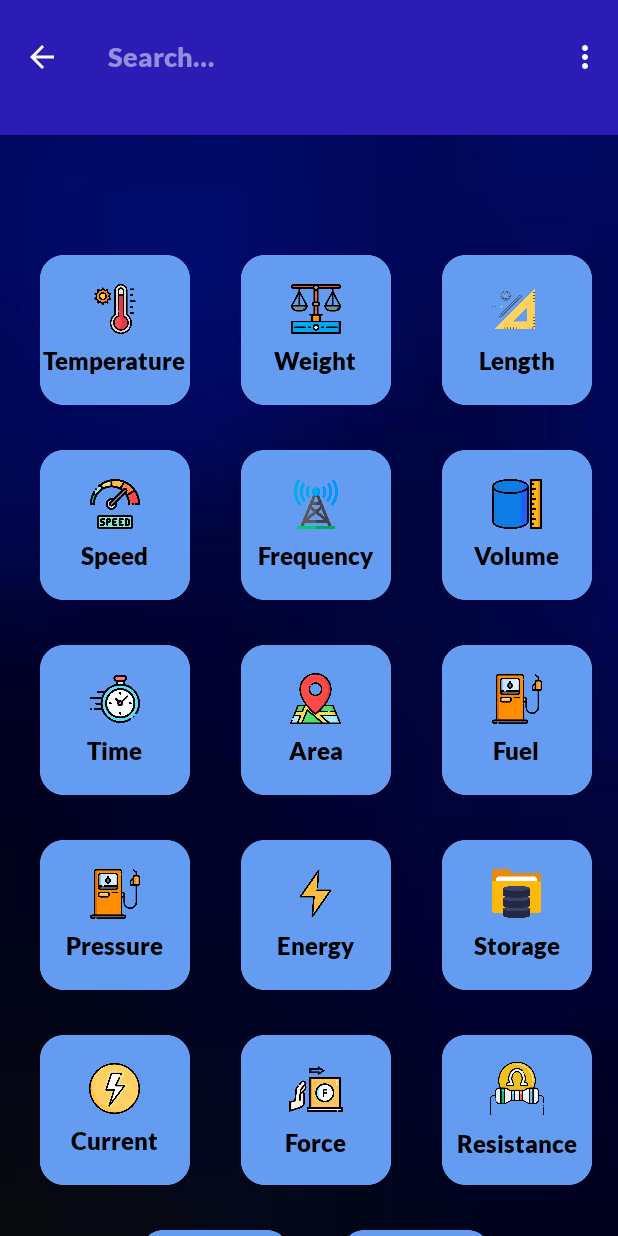
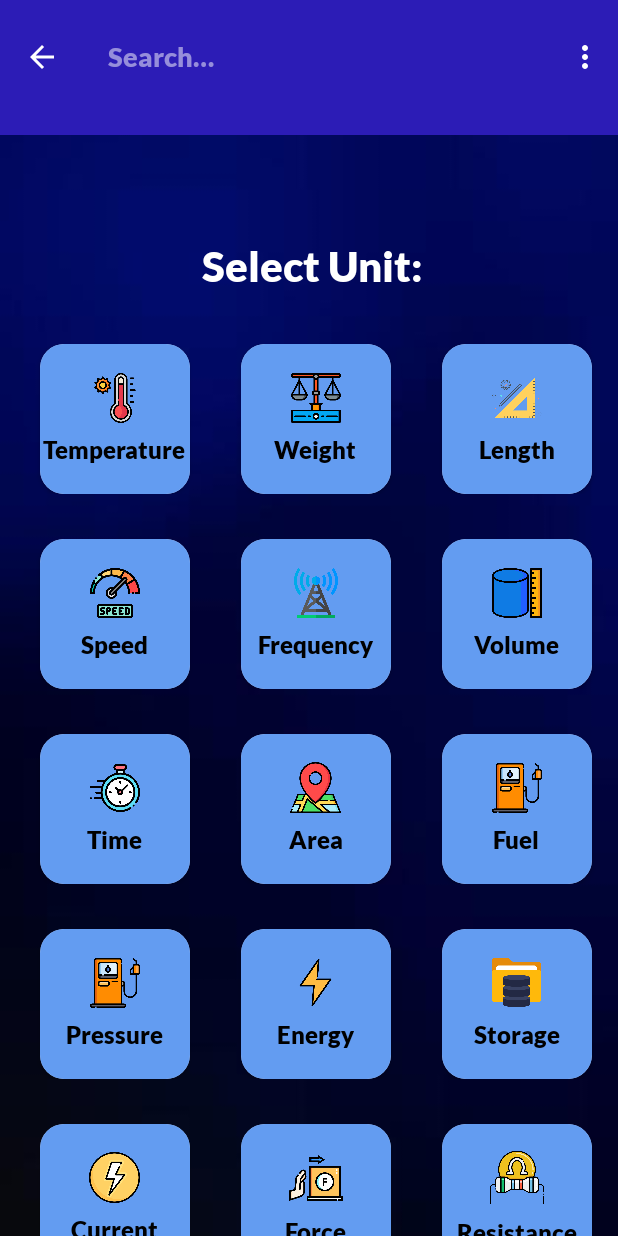
Before and after one commit to VighneshDevHub/Unit-Converter-App, an Android app: the screen it shows after launch (MainActivity), after a tap on "Search", on a phone screen of 412 x 824 dp. Run offline under Robolectric (Android 15) with nearby library versions, the light colour scheme and no system bars.

Commit message:
change updated

```diff
--- a/UnitConverter/app/src/main/res/layout/activity_main.xml
+++ b/UnitConverter/app/src/main/res/layout/activity_main.xml
@@ -28,13 +28,23 @@
         android:layout_below="@id/toolbar">
 
 
+
         <LinearLayout
             android:layout_width="match_parent"
             android:layout_height="wrap_content"
-            android:layout_marginTop="60dp"
+            android:layout_marginTop="70dp"
             android:gravity="center"
             android:orientation="vertical"
             android:paddingLeft="10dp">
+
+            <TextView
+                android:layout_width="wrap_content"
+                android:layout_height="wrap_content"
+                android:text="Select Unit: "
+                android:textSize="28dp"
+                android:textColor="#ffff"
+                android:layout_marginBottom="15dp"
+                />
 
             <LinearLayout
                 android:layout_width="match_parent"
```
Also changed, not shown: 3 other files.
